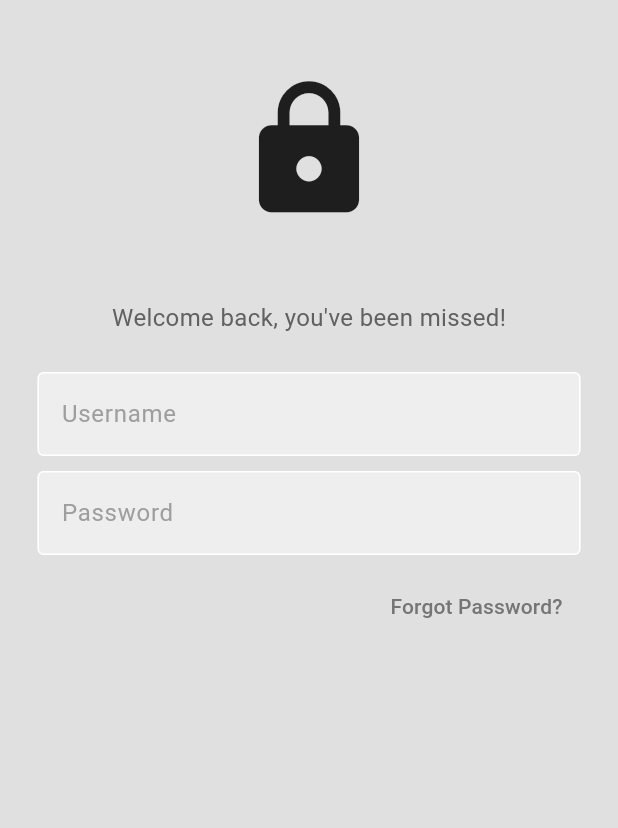
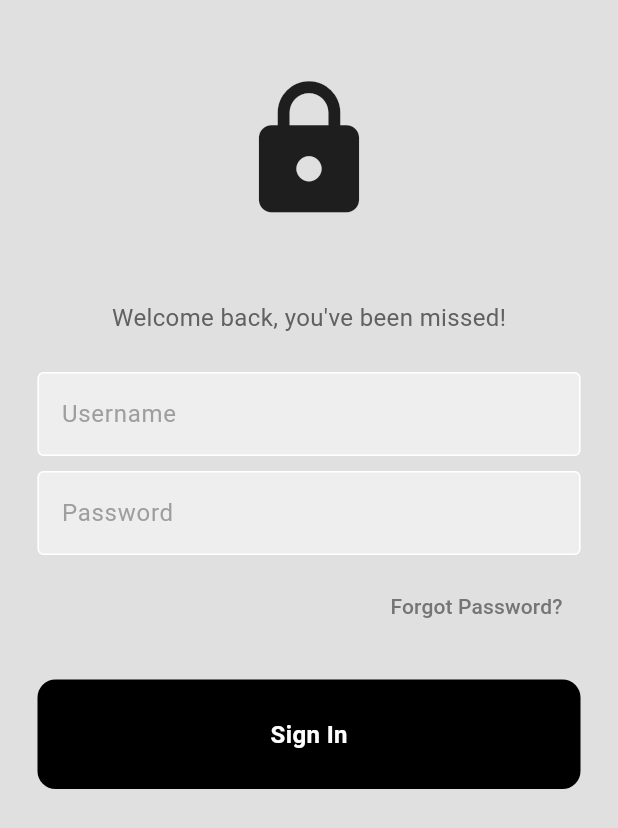
Before and after one commit to Tyler-dev-eng/basic-authentication, a Flutter app: the screen it shows after launch, on a phone screen of 412 x 824 dp. Shown: the top 828 px of the screen. Run offline on Flutter 3.47's test engine with Material 3 defaults, Android fonts, the phone set to English and light mode, and no system bars.

Commit message:
Adding custom button

```diff
--- /dev/null
+++ b/lib/components/my_button.dart
@@ -0,0 +1,33 @@
+import 'package:flutter/material.dart';
+
+class MyButton extends StatelessWidget {
+  final String text;
+  final Function()? onPressed;
+
+  const MyButton({super.key, required this.text, required this.onPressed});
+
+  @override
+  Widget build(BuildContext context) {
+    return GestureDetector(
+      onTap: onPressed,
+      child: Container(
+        padding: EdgeInsets.all(25),
+        margin: EdgeInsets.symmetric(horizontal: 25),
+        decoration: BoxDecoration(
+          color: Colors.black,
+          borderRadius: BorderRadius.circular(12),
+        ),
+        child: Center(
+          child: Text(
+            text,
+            style: TextStyle(
+              color: Colors.white,
+              fontWeight: FontWeight.bold,
+              fontSize: 16,
+            ),
+          ),
+        ),
+      ),
+    );
+  }
+}
--- a/lib/pages/login_page.dart
+++ b/lib/pages/login_page.dart
@@ -1,3 +1,4 @@
+import 'package:basic_authentication/components/my_button.dart';
 import 'package:basic_authentication/components/my_textfield.dart';
 import 'package:flutter/material.dart';
 
@@ -6,6 +7,8 @@
 
   final usernameController = TextEditingController();
   final passwordController = TextEditingController();
+
+  void onSignInPressed() {}
 
   @override
   Widget build(BuildContext context) {
@@ -68,7 +71,7 @@
               SizedBox(height: 25),
 
               // sign in button
-
+              MyButton(text: 'Sign In', onPressed: onSignInPressed),
 
               // or continue with
 
```
